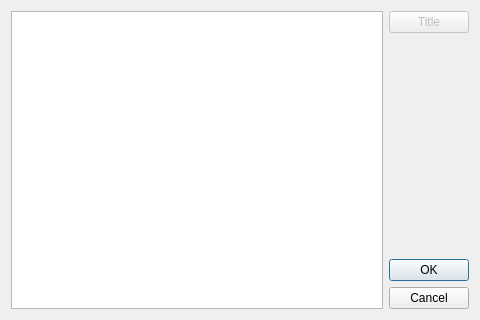
First picture: the form in dialogs/recorddialog.ui, repository caxapyk/pa-decision, before the edit.
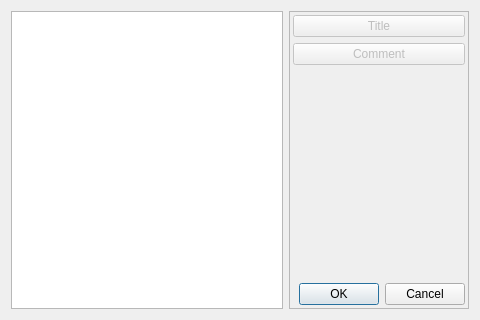
Second picture: the form after the edit. Icons and pictures are not drawn.

Commit message: recorddialog in progress, need to fix insert item sort bug

```diff
--- a/dialogs/recorddialog.ui
+++ b/dialogs/recorddialog.ui
@@ -29,6 +29,42 @@
     </widget>
    </item>
    <item>
+    <widget class="QFrame" name="frame">
+     <property name="minimumSize">
+      <size>
+       <width>180</width>
+       <height>0</height>
+      </size>
+     </property>
+     <property name="maximumSize">
+      <size>
+       <width>180</width>
+       <height>16777215</height>
+      </size>
+     </property>
+     <property name="frameShape">
+      <enum>QFrame::StyledPanel</enum>
+     </property>
+     <property name="frameShadow">
+      <enum>QFrame::Raised</enum>
+     </property>
+     <layout class="QVBoxLayout" name="verticalLayout" stretch="0">
+      <property name="spacing">
+       <number>6</number>
+      </property>
+      <property name="leftMargin">
+       <number>3</number>
+      </property>
+      <property name="topMargin">
+       <number>3</number>
+      </property>
+      <property name="rightMargin">
+       <number>3</number>
+      </property>
+      <property name="bottomMargin">
+       <number>3</number>
+      </property>
+      <item>
     <layout class="QVBoxLayout" name="vL_controls">
      <item>
       <widget class="QPushButton" name="pB_title">
@@ -40,6 +76,41 @@
        </property>
       </widget>
      </item>
+        <item>
+         <widget class="QPushButton" name="pB_comment">
+          <property name="enabled">
+           <bool>false</bool>
+          </property>
+          <property name="text">
+           <string>Comment</string>
+          </property>
+         </widget>
+        </item>
+        <item>
+         <widget class="QLabel" name="label_info">
+          <property name="maximumSize">
+           <size>
+            <width>16777215</width>
+            <height>16777215</height>
+           </size>
+          </property>
+          <property name="text">
+           <string/>
+          </property>
+          <property name="textFormat">
+           <enum>Qt::RichText</enum>
+          </property>
+          <property name="scaledContents">
+           <bool>true</bool>
+          </property>
+          <property name="wordWrap">
+           <bool>true</bool>
+          </property>
+          <property name="textInteractionFlags">
+           <set>Qt::LinksAccessibleByKeyboard|Qt::LinksAccessibleByMouse|Qt::TextBrowserInteraction|Qt::TextSelectableByKeyboard|Qt::TextSelectableByMouse</set>
+          </property>
+         </widget>
+        </item>
      <item>
       <spacer name="verticalSpacer_2">
        <property name="orientation">
@@ -56,7 +127,7 @@
      <item alignment="Qt::AlignBottom">
       <widget class="QDialogButtonBox" name="buttonBox">
        <property name="orientation">
-        <enum>Qt::Vertical</enum>
+           <enum>Qt::Horizontal</enum>
        </property>
        <property name="standardButtons">
         <set>QDialogButtonBox::Cancel|QDialogButtonBox::Ok</set>
@@ -64,6 +135,9 @@
       </widget>
      </item>
     </layout>
+      </item>
+     </layout>
+    </widget>
    </item>
   </layout>
  </widget>
```
Lines whose indentation alone changed are shown as unchanged. The commit also changes 6 other files.
